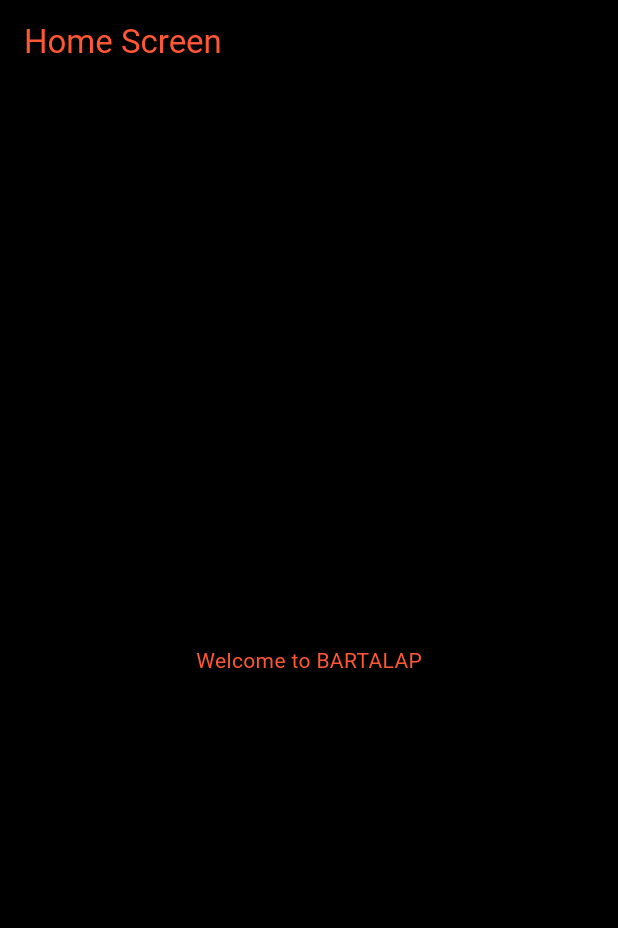
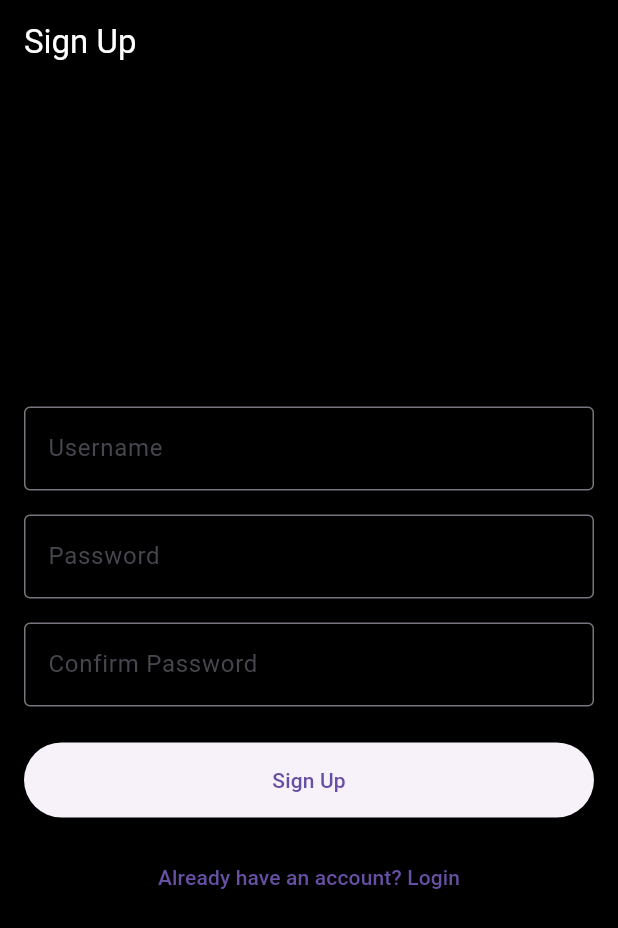
Before and after one commit to 4bhisheksharma/bartalap, a Flutter app: the screen it shows after launch, on a phone screen of 412 x 824 dp. Shown: the top 928 px of the screen. Run offline on Flutter 3.47's test engine with Material 3 defaults, Android fonts, the phone set to English and light mode, and no system bars; our stand-ins replace shared_preferences.

Commit message:
feat: implement login and signup screens with form validation and API integration //refinement needed

```diff
--- a/bartalap/lib/app_view.dart
+++ b/bartalap/lib/app_view.dart
@@ -1,4 +1,5 @@
 import 'package:bartalap/screens/home_screen.dart';
+import 'package:bartalap/screens/signup_screen.dart';
 import 'package:bartalap/theme/my_app_theme.dart';
 import 'package:flutter/material.dart';
 
@@ -17,7 +18,7 @@ class MyAppView extends StatelessWidget {
           elevation: 0,
         ),
       ),
-      home: HomeScreen(),
+      home: SignupScreen(),
     );
   }
 }
--- a/bartalap/lib/screens/signup_screen.dart
+++ b/bartalap/lib/screens/signup_screen.dart
@@ -0,0 +1,128 @@
+import 'package:flutter/material.dart';
+import '../services/api_service.dart';
+
+class SignupScreen extends StatefulWidget {
+  const SignupScreen({super.key});
+
+  @override
+  _SignupScreenState createState() => _SignupScreenState();
+}
+
+class _SignupScreenState extends State<SignupScreen> {
+  final _formKey = GlobalKey<FormState>();
+  final _usernameController = TextEditingController();
+  final _passwordController = TextEditingController();
+  final _confirmPasswordController = TextEditingController();
+  final ApiService _apiService = ApiService();
+  bool _isLoading = false;
+
+  void _signup() async {
+    if (_formKey.currentState!.validate()) {
+      setState(() {
+        _isLoading = true;
+      });
+
+      try {
+        await _apiService.register(
+          _usernameController.text,
+          _passwordController.text,
+        );
+        ScaffoldMessenger.of(context).showSnackBar(
+          SnackBar(content: Text('Registration successful! Please login.')),
+        );
+        Navigator.of(context).pop(); // Go back to login
+      } catch (e) {
+        ScaffoldMessenger.of(
+          context,
+        ).showSnackBar(SnackBar(content: Text('Registration failed: $e')));
+      } finally {
+        setState(() {
+          _isLoading = false;
+        });
+      }
+    }
+  }
+
+  @override
+  Widget build(BuildContext context) {
+    return Scaffold(
+      appBar: AppBar(
+        title: Text('Sign Up', style: TextStyle(color: Colors.white)),
+      ),
+      body: Padding(
+        padding: const EdgeInsets.all(16.0),
+        child: Form(
+          key: _formKey,
+          child: Column(
+            mainAxisAlignment: MainAxisAlignment.center,
+            children: [
+              TextFormField(
+                controller: _usernameController,
+                decoration: InputDecoration(
+                  labelText: 'Username',
+                  border: OutlineInputBorder(),
+                ),
+                validator: (value) {
+                  if (value == null || value.isEmpty) {
+                    return 'Please enter a username';
+                  }
+                  return null;
+                },
+              ),
+              SizedBox(height: 16),
+              TextFormField(
+                controller: _passwordController,
+                decoration: InputDecoration(
+                  labelText: 'Password',
+                  border: OutlineInputBorder(),
+                ),
+                obscureText: true,
+                validator: (value) {
+                  if (value == null || value.isEmpty) {
+                    return 'Please enter a password';
+                  }
+                  if (value.length < 6) {
+                    return 'Password must be at least 6 characters';
+                  }
+                  return null;
+                },
+              ),
+              SizedBox(height: 16),
+              TextFormField(
+                controller: _confirmPasswordController,
+                decoration: InputDecoration(
+                  labelText: 'Confirm Password',
+                  border: OutlineInputBorder(),
+                ),
+                obscureText: true,
+                validator: (value) {
+                  if (value != _passwordController.text) {
+                    return 'Passwords do not match';
+                  }
+                  return null;
+                },
+              ),
+              SizedBox(height: 24),
+              _isLoading
+                  ? CircularProgressIndicator()
+                  : ElevatedButton(
+                      onPressed: _signup,
+                      child: Text('Sign Up'),
+                      style: ElevatedButton.styleFrom(
+                        minimumSize: Size(double.infinity, 50),
+                      ),
+                    ),
+              SizedBox(height: 16),
+              TextButton(
+                onPressed: () {
+                  Navigator.of(context).pop();
+                },
+                child: Text('Already have an account? Login'),
+              ),
+            ],
+          ),
+        ),
+      ),
+    );
+  }
+}
```
Also changed, not shown: bartalap/lib/screens/login_screen.dart (+109 -0 lines), 2 other files.
